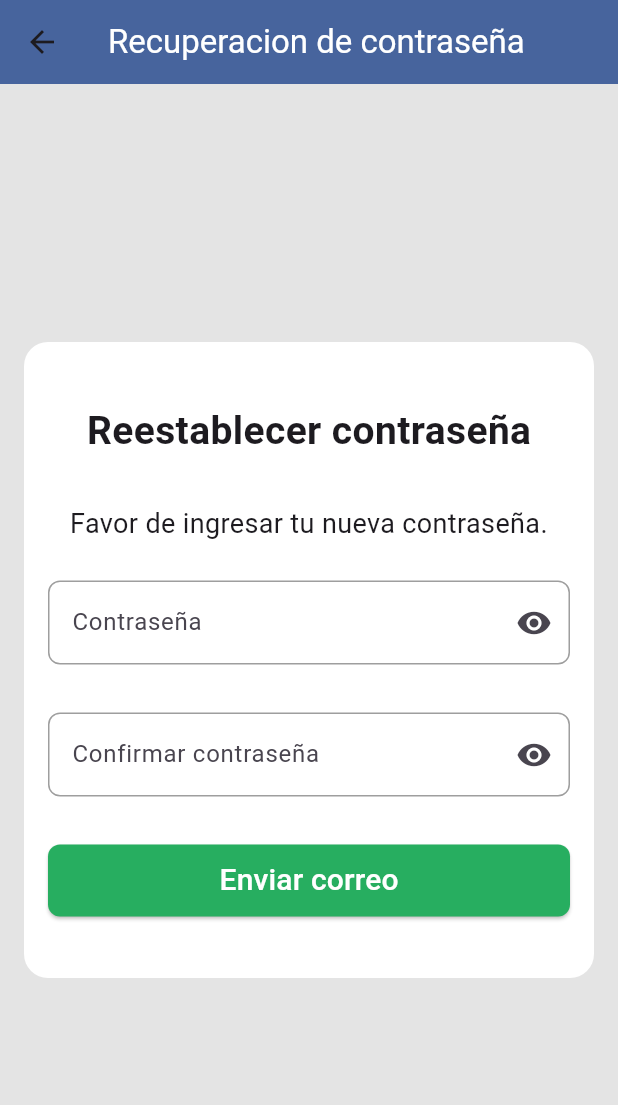
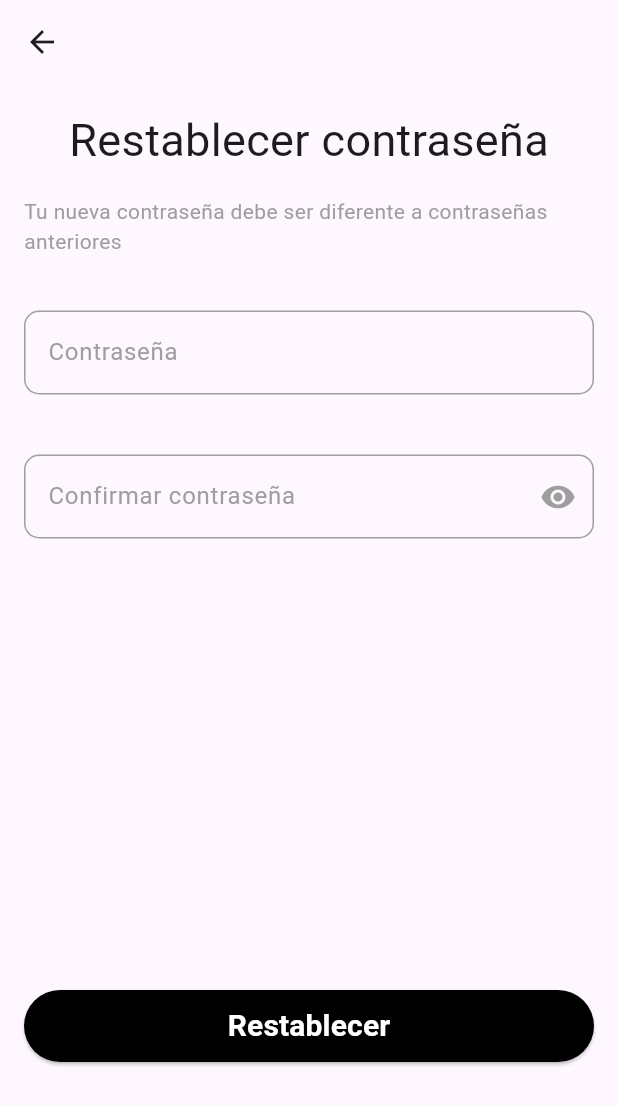
Before and after one commit to FREECS33/sigede_front_end, a Flutter app: the ResetPasswordScreen screen opened by its route, on a phone screen of 412 x 824 dp. Shown: the top 1105 px of the screen. Run offline on Flutter 3.47's test engine with Material 3 defaults, Android fonts, the phone set to English and light mode, and no system bars; our stand-ins replace dio, get_it, google_fonts, image_picker, loading_animation_widget, pin_code_fields.

Commit message:
[Update] ResetPassword - view: update view to reset password

```diff
--- a/lib/main.dart
+++ b/lib/main.dart
@@ -24,7 +24,7 @@ class MainApp extends StatelessWidget {
       debugShowCheckedModeBanner: false,
       initialRoute: '/',
       routes: {
-        '/':(context)=> const Loginscreen(),
+        '/':(context)=> const ResetPasswordScreen(),
         '/landing':(context)=> const Administratormanagementscreen(),
         '/recoverPassword':(context)=> const Recoverpasswordscreen(),
         '/codeConfirmation':(context)=> const CodeConfirmationScreen(),
--- a/lib/screens/auth/presentation/pages/reset_password_screen.dart
+++ b/lib/screens/auth/presentation/pages/reset_password_screen.dart
@@ -1,5 +1,6 @@
-
 import 'package:flutter/material.dart';
+import 'package:google_fonts/google_fonts.dart';
+import 'package:sigede_flutter/shared/widgets.dart/loading_widget.dart';
 
 class ResetPasswordScreen extends StatefulWidget {
   final int? userId;
@@ -17,19 +18,28 @@ class _ResetPasswordScreenState extends State<ResetPasswordScreen> {
     // Asignar el userId recibido
     userId = widget.userId;
   }
+
   final TextEditingController _passwordController = TextEditingController();
   final TextEditingController _confirmPasswordController =
       TextEditingController();
 
-  bool _isObcureP = true;
+  bool _isObscure = true;
   bool _isObcureCP = true;
+  bool _isloading = false;
   final GlobalKey<FormState> _formKey = GlobalKey<FormState>();
-
+  bool _isValidPassword = true;
+  bool _isValidConfirmPassword = true;
   // Función para validar la confirmación de la contraseña
   String? confirmPassword(String? confirmPassword) {
     if (confirmPassword == null || confirmPassword.isEmpty) {
+      setState(() {
+        _isValidConfirmPassword = false;
+      });
       return 'Por favor, confirme su contraseña';
     } else if (_passwordController.text != confirmPassword) {
+      setState(() {
+        _isValidConfirmPassword = false;
+      });
       return 'Las contraseñas no coinciden';
     }
     return null;
@@ -37,156 +47,210 @@ class _ResetPasswordScreenState extends State<ResetPasswordScreen> {
 
   String? validatePassword(String? value) {
     if (value == null || value.isEmpty) {
-      return 'Por favor, ingrese su contraseña';
+      setState(() {
+        _isValidPassword = false;
+      });
+      return 'Ingrese una contraseña';
+    } else if (value.length < 8) {
+      setState(() {
+        _isValidPassword = false;
+      });
+      return 'La contraseña debe tener al menos 8 caracteres';
+    } else if (!RegExp(r'[A-Z]').hasMatch(value)) {
+      setState(() {
+        _isValidPassword = false;
+      });
+      return 'La contraseña debe contener al menos una letra mayúscula';
+    } else if (!RegExp(r'[a-z]').hasMatch(value)) {
+      setState(() {
+        _isValidPassword = false;
+      });
+      return 'La contraseña debe contener al menos una letra minúscula';
+    } else if (!RegExp(r'[0-9]').hasMatch(value)) {
+      setState(() {
+        _isValidPassword = false;
+      });
+      return 'La contraseña debe contener al menos un número';
+    } else if (value.contains(" ")) {
+      setState(() {
+        _isValidPassword = false;
+      });
+      return 'La contraseña no debe contener espacios';
+    } else if (!RegExp(r'^[a-zA-Z0-9\s]*$').hasMatch(value)) {
+      setState(() {
+        _isValidPassword = false;
+      });
+      return 'La contraseña no debe contener caracteres especiales';
     }
-    return null; // Si es válido, no devuelve ningún error
+    setState(() {
+      _isValidPassword = true;
+    });
+    return null;
+  }
+
+
+
+  Future<void> _changePassword() async {
+    if (_formKey.currentState!.validate()) {
+      setState(() {
+        _isloading = true;
+      });
+      // Llamar a la función de cambio de contraseña
+      // Cambiar el estado de _isloading a false
+      setState(() {
+        _isloading = false;
+      });
+    }
   }
 
   @override
   Widget build(BuildContext context) {
     return Scaffold(
-      appBar: AppBar(
-        title: const Text(
-          'Recuperacion de contraseña',
-          style: TextStyle(color: Colors.white),
-        ),
-        backgroundColor: const Color(0xFF47649D),
-        centerTitle: true,
-      ),
-      body: Container(
-        color: const Color(0xFFE4E4E4),
-        child: Center(
+        appBar: AppBar(),
+        body: Center(
           child: Padding(
             padding: const EdgeInsets.all(16.0),
-            child: Container(
-              padding: const EdgeInsets.all(16.0),
-              decoration: BoxDecoration(
-                color: Colors.white,
-                borderRadius: BorderRadius.circular(16),
+            child: Column(
+              mainAxisAlignment: MainAxisAlignment.start,
+              children: [
+                Text(
+                  'Restablecer contraseña',
+                  style: GoogleFonts.rubikMonoOne(
+                      textStyle: const TextStyle(
+                    fontSize: 30,
+                  )),
                 ),
-              constraints: const BoxConstraints(
-                maxWidth: 600,
+                const SizedBox(
+                  height: 16.0,
                 ),
-              child: Form(
+                Text(
+                  'Tu nueva contraseña debe ser diferente a contraseñas anteriores',
+                  style: GoogleFonts.roboto(
+                      textStyle: const TextStyle(color: Colors.grey)),
+                ),
+                const SizedBox(
+                  height: 36.0,
+                ),
+                Form(
                   key: _formKey,
                   child: Column(
-                  mainAxisSize: MainAxisSize.min,
-                  mainAxisAlignment: MainAxisAlignment.center,
                     children: [
-                    const SizedBox(height: 25),
-                    const Text(
-                      "Reestablecer contraseña",
-                      style: TextStyle(
-                        fontSize: 26,
-                        fontWeight: FontWeight.bold,
+                      TextFormField(
+                        obscureText: _isObscure,
+                        validator: validatePassword,
+                        controller: _passwordController,
+                        decoration: InputDecoration(
+                          labelText: 'Contraseña',
+                          labelStyle: TextStyle(
+                            color: _isValidPassword
+                                ? Colors.grey // Si la validación es exitosa
+                                : Colors.red, // Si la validación falla
+                          ),
+
+                          border: OutlineInputBorder(
+                            borderRadius: BorderRadius.circular(8.0),
+                            borderSide: const BorderSide(
+                              color: Colors.grey,
+                              width: 1.0,
+                            ),
+                          ),
+                          enabledBorder: OutlineInputBorder(
+                            borderRadius: BorderRadius.circular(10),
+                            borderSide: const BorderSide(
+                              color: Colors.grey,
+                              width: 1.0,
+                            ),
+                          ),
+                          focusedBorder: OutlineInputBorder(
+                            borderRadius: BorderRadius.circular(10),
+                            borderSide: const BorderSide(
+                              color: Colors.grey,
+                              width: 1.0,
+                            ),
+                          ),
                         ),
                       ),
                       const SizedBox(
-                      height: 30,
+                        height: 40.0,
                       ),
-                    const Text(
-                      "Favor de ingresar tu nueva contraseña.",
-                      style: TextStyle(
-                        fontSize: 18,
-                      ),
-                      textAlign: TextAlign.center,
-                    ),
-                    const SizedBox(height: 25),
                       TextFormField(
-                      controller: _passwordController,
-                      obscureText: _isObcureP,
+                        obscureText: _isObscure,
+                        validator: confirmPassword,
+                        controller: _confirmPasswordController,
                         decoration: InputDecoration(
-                          hintText: "Ingresa tu contraseña",
-                          label: const Text("Contraseña"),
-                          filled: true, // Activa el fondo
-                          fillColor: Colors.white, // color de fondo
-                          border: OutlineInputBorder(
-                            borderRadius: BorderRadius.circular(8),
-                            borderSide: const BorderSide(color: Colors.grey),
-                          ),
-                          enabledBorder: OutlineInputBorder(
-                            // Estilos cuando no está seleccionado
-                            borderRadius: BorderRadius.circular(8),
-                            borderSide: const BorderSide(color: Colors.grey),
+                          labelText: 'Confirmar contraseña',
+                          labelStyle: TextStyle(
+                            color: _isValidConfirmPassword
+                                ? Colors.grey // Si la validación es exitosa
+                                : Colors.red, // Si la validación falla
                           ),
                           suffixIcon: IconButton(
                               onPressed: () {
                                 setState(() {
-                                  _isObcureP = !_isObcureP;
+                                  _isObscure = !_isObscure;
                                 });
                               },
-                              icon: Icon(_isObcureP
+                              color: _isValidConfirmPassword
+                                  ? Colors.grey // Si la validación es exitosa
+                                  : Colors.red, // Si la validación falla
+                              icon: Icon(_isObscure
                                   ? Icons.visibility
-                                  : Icons.visibility_off))),
-                      keyboardType: TextInputType.emailAddress,
-                      validator: validatePassword,
+                                  : Icons.visibility_off)),
+                          border: OutlineInputBorder(
+                            borderRadius: BorderRadius.circular(8.0),
+                            borderSide: const BorderSide(
+                              color: Colors.grey,
+                              width: 1.0,
                             ),
-                    const SizedBox(
-                      height: 32,
-                    ),
-                    TextFormField(
-                      controller: _confirmPasswordController,
-                      obscureText: _isObcureCP,
-                      decoration: InputDecoration(
-                          hintText: "Ingresa nuevamente tu contraseña",
-                          label: const Text("Confirmar contraseña"),
-                          filled: true, // Activa el fondo
-                          fillColor: Colors.white, // color de fondo
-                          border: OutlineInputBorder(
-                            borderRadius: BorderRadius.circular(8),
-                            borderSide: const BorderSide(color: Colors.grey),
                           ),
                           enabledBorder: OutlineInputBorder(
-                            // Estilos cuando no está seleccionado
-                            borderRadius: BorderRadius.circular(8),
-                            borderSide: const BorderSide(color: Colors.grey),
-                          ),
-                          suffixIcon: IconButton(
-                              onPressed: () {
-                                setState(() {
-                                  _isObcureCP = !_isObcureCP;
-                                });
-                              },
-                              icon: Icon(_isObcureCP
-                                  ? Icons.visibility
-                                  : Icons.visibility_off))),
-                      keyboardType: TextInputType.emailAddress,
-                      validator: confirmPassword,
-                    ),
-                    const SizedBox(
-                      height: 32,
-                    ),
-                    SizedBox(
-                      height: 48,
-                      width: double.infinity,
-                      child: ElevatedButton(
-                        onPressed: () {
-                          if (_formKey.currentState!.validate()) {
-                            print("AQUI VA LA LOGICA DEL CAMBIO DE CONTRASEÑA");
-                            Navigator.pushNamed(context, '/');
-                          }
-                        },
-                        style: OutlinedButton.styleFrom(
-                          backgroundColor: const Color(0xFF27AE60),
-                          foregroundColor: Colors.white,
-                          shape: RoundedRectangleBorder(
-                            borderRadius: BorderRadius.circular(8),
+                            borderRadius: BorderRadius.circular(10),
+                            borderSide: const BorderSide(
+                              color: Colors.grey,
+                              width: 1.0,
                             ),
                           ),
-                        child: const Text(
-                          "Enviar correo",
-                          style: TextStyle(fontSize: 20),
+                          focusedBorder: OutlineInputBorder(
+                            borderRadius: BorderRadius.circular(10),
+                            borderSide: const BorderSide(
+                              color: Colors.grey,
+                              width: 1.0,
                             ),
                           ),
                         ),
-                    const SizedBox(height: 25),
+                      ),
                     ],
+                  ),
+                ),
+                const Expanded(child: Column()),
+                Padding(
+                  padding: const EdgeInsets.only(bottom: 100.0),
+                  child: SizedBox(
+                    width: double.infinity,
+                    height: 48,
+                    child: ElevatedButton(
+                      onPressed: _isloading ? null : _changePassword,
+                      style: OutlinedButton.styleFrom(
+                        backgroundColor: Colors.black,
+                      ),
+                      child: _isloading
+                          ? const LoadingWidget() // Mostrar loading si está cargando
+                          : Text(
+                              'Restablecer',
+                              style: GoogleFonts.roboto(
+                                textStyle: const TextStyle(
+                                  color: Colors.white,
+                                  fontSize: 20,
+                                  fontWeight: FontWeight.bold,
                                 ),
                               ),
                             ),
                     ),
                   ),
                 ),
-    );
+              ],
+            ),
+          ),
+        ));
   }
 }
```
Lines whose indentation alone changed are shown as unchanged.
